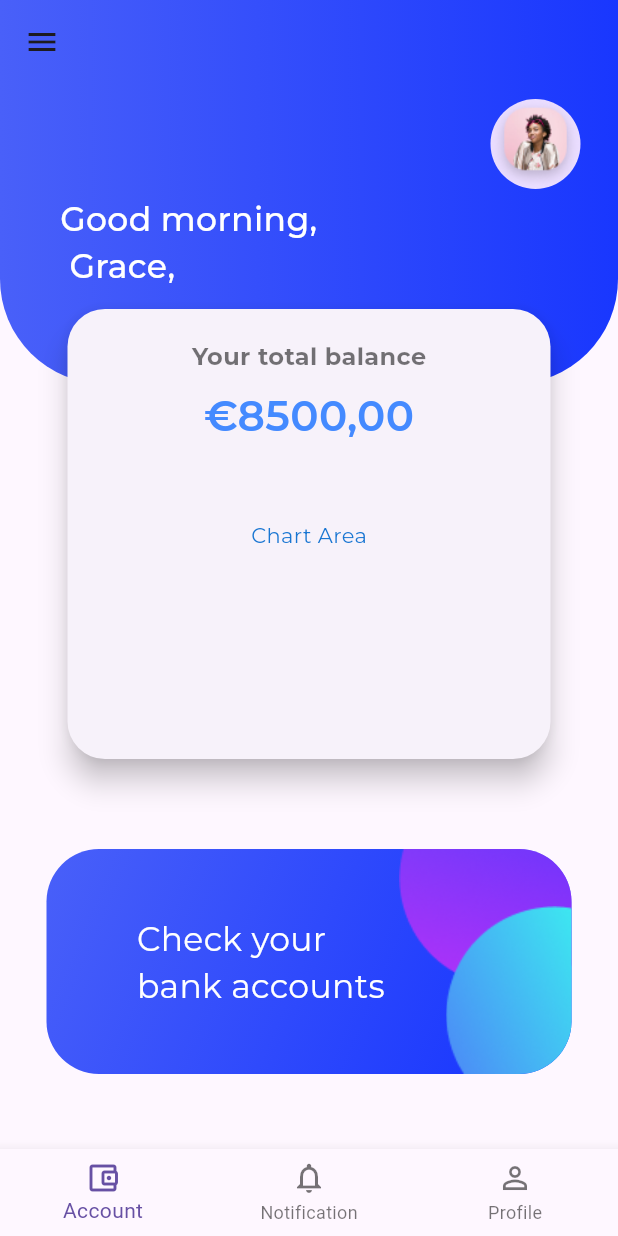
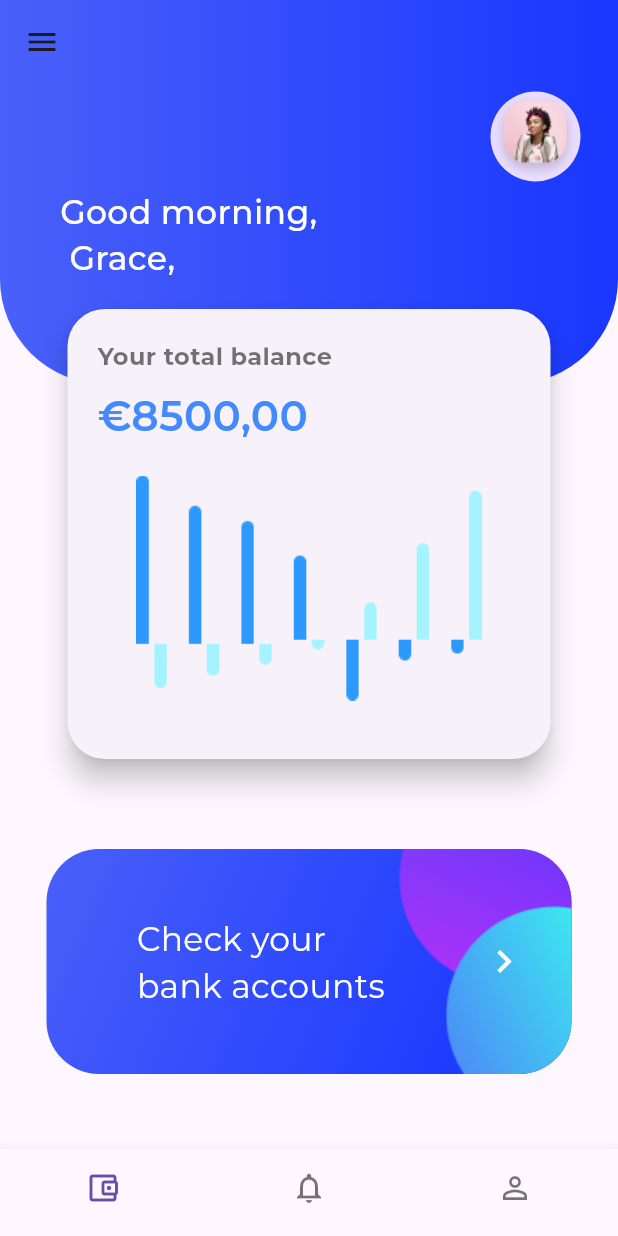
Before and after one commit to Lurk12/Money-app, a Flutter app: the DashboardScreen screen opened directly, on a phone screen of 412 x 824 dp. Run offline on Flutter 3.47's test engine with Material 3 defaults, Android fonts, the light colour scheme and no system bars; our stand-ins replace flutter_otp_text_field, google_fonts, image_picker, smooth_page_indicator.

Commit message:
account graph create

```diff
--- a/lib/screens/dashboard.dart
+++ b/lib/screens/dashboard.dart
@@ -27,8 +27,7 @@ class _DashboardScreenState extends State<DashboardScreen> {
         ),
       ),
       drawer: const Drawer(
-
-        child:  NavDrawer(),
+        child: NavDrawer(),
       ),
       body: SingleChildScrollView(
         child: Column(
@@ -47,7 +46,7 @@ class _DashboardScreenState extends State<DashboardScreen> {
               ),
               height: 200,
               alignment: Alignment.centerLeft,
-              padding: const EdgeInsets.only(left: 40, top: 10),
+              padding: const EdgeInsets.only(left: 40, top: 0),
               child: Row(
                 mainAxisAlignment: MainAxisAlignment.spaceBetween,
                 children: [
@@ -60,9 +59,10 @@ class _DashboardScreenState extends State<DashboardScreen> {
                     ),
                   ),
                   const Padding(
-                    padding: EdgeInsets.only(bottom:130, right: 25),
+                    padding: EdgeInsets.only(bottom: 130, right: 25),
                     child: CircleAvatar(
-                      backgroundImage: AssetImage('assets/images/white.png'), // Example profile image
+                      backgroundImage: AssetImage(
+                          'assets/images/white.png'), // Example profile image
                       radius: 30,
                     ),
                   ),
@@ -80,13 +80,14 @@ class _DashboardScreenState extends State<DashboardScreen> {
                   shape: RoundedRectangleBorder(
                     borderRadius: BorderRadius.circular(25),
                   ),
-
                   child: Padding(
                     padding: const EdgeInsets.all(20),
                     child: Column(
                       mainAxisSize: MainAxisSize.min,
                       children: [
-                        Text(
+                        Align(
+                          alignment: Alignment.centerLeft,
+                          child: Text(
                             'Your total balance',
                             style: GoogleFonts.montserrat(
                               fontSize: 16,
@@ -94,8 +95,11 @@ class _DashboardScreenState extends State<DashboardScreen> {
                               color: Colors.black54,
                             ),
                           ),
+                        ),
                         const SizedBox(height: 8),
-                        Text(
+                        Align(
+                          alignment: Alignment.centerLeft,
+                          child: Text(
                             '€8500,00',
                             style: GoogleFonts.montserrat(
                               fontSize: 28,
@@ -103,17 +107,16 @@ class _DashboardScreenState extends State<DashboardScreen> {
                               color: Colors.blueAccent,
                             ),
                           ),
+                        ),
                         const SizedBox(height: 20),
                         // Placeholder for the chart or graph
                         SizedBox(
-                          height: 80,
+                          height: 150,
                           width: double.infinity,
                           // Example color for the chart area
                           child: Center(
-                            child: Text(
-                              'Chart Area',
-                              style: GoogleFonts.montserrat(color: Colors.blue[700]),
-                            ),
+
+                            child:Image.asset('assets/images/Columns.png')
                           ),
                         ),
                       ],
@@ -122,16 +125,30 @@ class _DashboardScreenState extends State<DashboardScreen> {
                 ),
               ),
             ),
-            const SizedBox(height: 10,),
-            DashboardButton(text: '          Check your\n          bank accounts', height: 150, width: 350),
+            const SizedBox(
+              height: 10,
+            ),
+            GestureDetector(
+              onTap: (){
+                //NaVIGATE TO THE BANK ACCOUNT SCREEN
+              },
+                child: DashboardButton(
+                    text: '          Check your\n          bank accounts',
+                    height: 150,
+                    width: 350)),
             const SizedBox(height: 50),
-           BottomNavigationBar(items:const[
-            BottomNavigationBarItem(icon: Icon(Icons.account_balance_wallet_outlined), label: 'Account'),
-            BottomNavigationBarItem(icon: Icon(Icons.notifications_none),label: 'Notification'),
-            BottomNavigationBarItem(icon: Icon(Icons.person_outline), label: 'Profile'),
-           ] , currentIndex: 0, onTap: (index) {
-
-           }),
+            BottomNavigationBar(
+               showSelectedLabels: false, // Hides the label for the selected item
+        showUnselectedLabels: false,
+              items: const [
+              BottomNavigationBarItem(
+                  icon: Icon(Icons.account_balance_wallet_outlined),
+                  label: 'Account'),
+              BottomNavigationBarItem(
+                  icon: Icon(Icons.notifications_none), label: 'Notification'),
+              BottomNavigationBarItem(
+                  icon: Icon(Icons.person_outline), label: 'Profile'),
+            ], currentIndex: 0, onTap: (index) {}),
           ],
         ),
       ),
--- a/lib/widget/dashboard_button.dart
+++ b/lib/widget/dashboard_button.dart
@@ -3,12 +3,12 @@ import 'package:google_fonts/google_fonts.dart';
 
 // ignore: must_be_immutable
 class DashboardButton extends StatelessWidget {
-   DashboardButton({super.key, required this.text, this.height= 75, this.width= 170});
+  DashboardButton(
+      {super.key, required this.text, this.height = 75, this.width = 170});
 
   final String text;
   double height;
   double width;
-
 
   @override
   Widget build(BuildContext context) {
@@ -49,26 +49,31 @@ class DashboardButton extends StatelessWidget {
         ),
         Positioned(
             right: 0,
-
-          child:ClipRRect(
-            borderRadius:const BorderRadius.only(topRight: Radius.circular(35),),
-            child:  Image.asset(
+            child: ClipRRect(
+              borderRadius: const BorderRadius.only(
+                topRight: Radius.circular(35),
+              ),
+              child: Image.asset(
                 'assets/images/Ellipse 98.png',
               ),
-          )
-
-
-        ),
+            )),
         Positioned(
             right: 0,
             bottom: 0,
             child: ClipRRect(
-            borderRadius:const BorderRadius.only(bottomRight: Radius.circular(35),),
-            child:  Image.asset(
+              borderRadius: const BorderRadius.only(
+                bottomRight: Radius.circular(35),
+              ),
+              child: Image.asset(
                 'assets/images/Ellipse 99.png',
               ),
-          )
-        )
+            ),
+            ),
+            const Positioned(
+              right: 30,
+              bottom: 60,
+              child: Icon(Icons.keyboard_arrow_right_outlined, color: Colors.white, size: 30,),
+            ),
       ],
     );
   }
--- a/pubspec.yaml
+++ b/pubspec.yaml
@@ -42,3 +42,4 @@ flutter:
     - assets/images/Ellipse 4.png
     - assets/images/Ellipse 98.png
     - assets/images/Ellipse 99.png
+    - assets/images/Columns.png
```
Also changed, not shown: lib/widget/bottom_nav.dart (added, +75 -0 lines), assets/images/Columns.png (added). Lines whose indentation alone changed are shown as unchanged.
